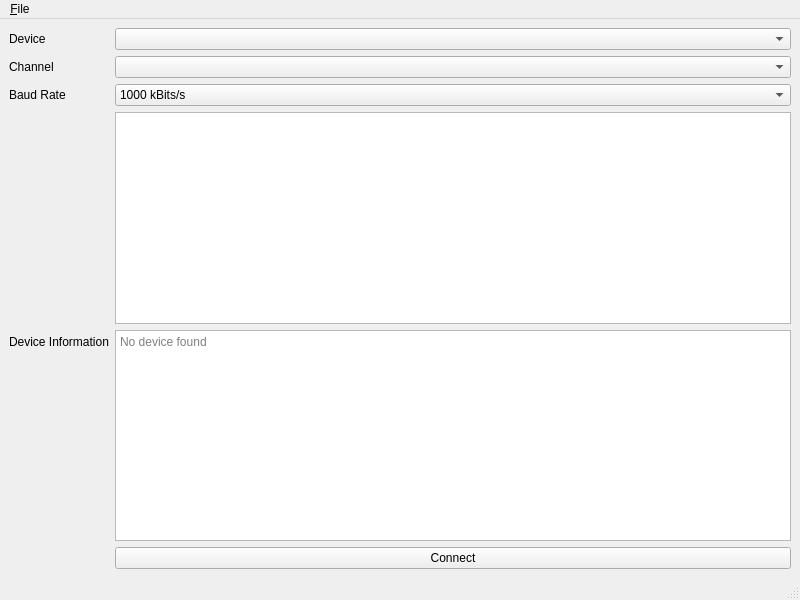
Above: ui/can.ui from RAMENtheNOODLES/dev-board-flasher before the change. Below: the same form after it.
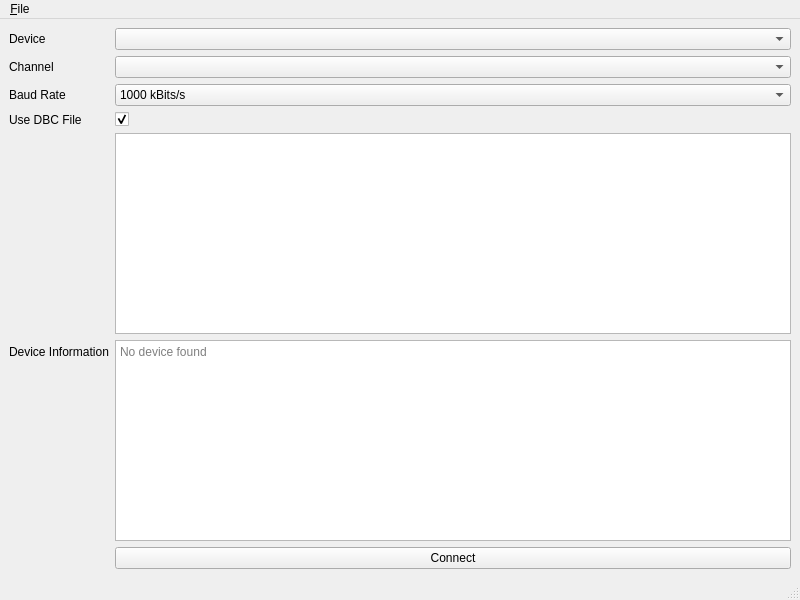
That is the form after the change. Custom widgets are drawn as their Qt base class.

Commit message: feat: Enhance CAN viewer with logging functionality and UI improvements

Diff of the .ui file:
```diff
--- a/ui/can.ui
+++ b/ui/can.ui
@@ -35,15 +35,18 @@
     <item row="1" column="1">
      <widget class="QComboBox" name="channelSelect"/>
     </item>
-    <item row="4" column="0">
+    <item row="5" column="0">
      <widget class="QLabel" name="label_3">
       <property name="text">
        <string>Device Information</string>
       </property>
      </widget>
     </item>
-    <item row="4" column="1">
+    <item row="5" column="1">
      <widget class="QPlainTextEdit" name="deviceInfo">
+      <property name="sizeAdjustPolicy">
+       <enum>QAbstractScrollArea::SizeAdjustPolicy::AdjustToContents</enum>
+      </property>
       <property name="readOnly">
        <bool>true</bool>
       </property>
@@ -55,15 +58,28 @@
       </property>
      </widget>
     </item>
-    <item row="5" column="1">
+    <item row="6" column="1">
      <widget class="QPushButton" name="connectButton">
       <property name="text">
        <string>Connect</string>
       </property>
      </widget>
     </item>
-    <item row="3" column="1">
-     <widget class="CanLogging" name="canLogs"/>
+    <item row="4" column="1">
+     <widget class="CanLogging" name="canLogs">
+      <property name="editTriggers">
+       <set>QAbstractItemView::EditTrigger::NoEditTriggers</set>
+      </property>
+      <property name="alternatingRowColors">
+       <bool>true</bool>
+      </property>
+      <property name="selectionMode">
+       <enum>QAbstractItemView::SelectionMode::ExtendedSelection</enum>
+      </property>
+      <property name="sortingEnabled">
+       <bool>true</bool>
+      </property>
+     </widget>
     </item>
     <item row="2" column="1">
      <widget class="QComboBox" name="baudRateComboBox">
@@ -99,6 +115,23 @@
       </property>
      </widget>
     </item>
+    <item row="3" column="1">
+     <widget class="QCheckBox" name="useDBCCheckBox">
+      <property name="checked">
+       <bool>true</bool>
+      </property>
+      <property name="tristate">
+       <bool>false</bool>
+      </property>
+     </widget>
+    </item>
+    <item row="3" column="0">
+     <widget class="QLabel" name="useDBCLabel">
+      <property name="text">
+       <string>Use DBC File</string>
+      </property>
+     </widget>
+    </item>
    </layout>
   </widget>
   <widget class="QMenuBar" name="menubar">
@@ -115,6 +148,8 @@
      <string>&amp;File</string>
     </property>
     <addaction name="action_Load_DBC"/>
+    <addaction name="action_Start_Logging"/>
+    <addaction name="actionSto_p_Logging"/>
    </widget>
    <addaction name="menu_File"/>
   </widget>
@@ -124,6 +159,16 @@
     <string>&amp;Load DBC...</string>
    </property>
   </action>
+  <action name="action_Start_Logging">
+   <property name="text">
+    <string>&amp;Start Logging</string>
+   </property>
+  </action>
+  <action name="actionSto_p_Logging">
+   <property name="text">
+    <string>Sto&amp;p Logging</string>
+   </property>
+  </action>
  </widget>
  <customwidgets>
   <customwidget>
```
The commit also changes 12 other files.
